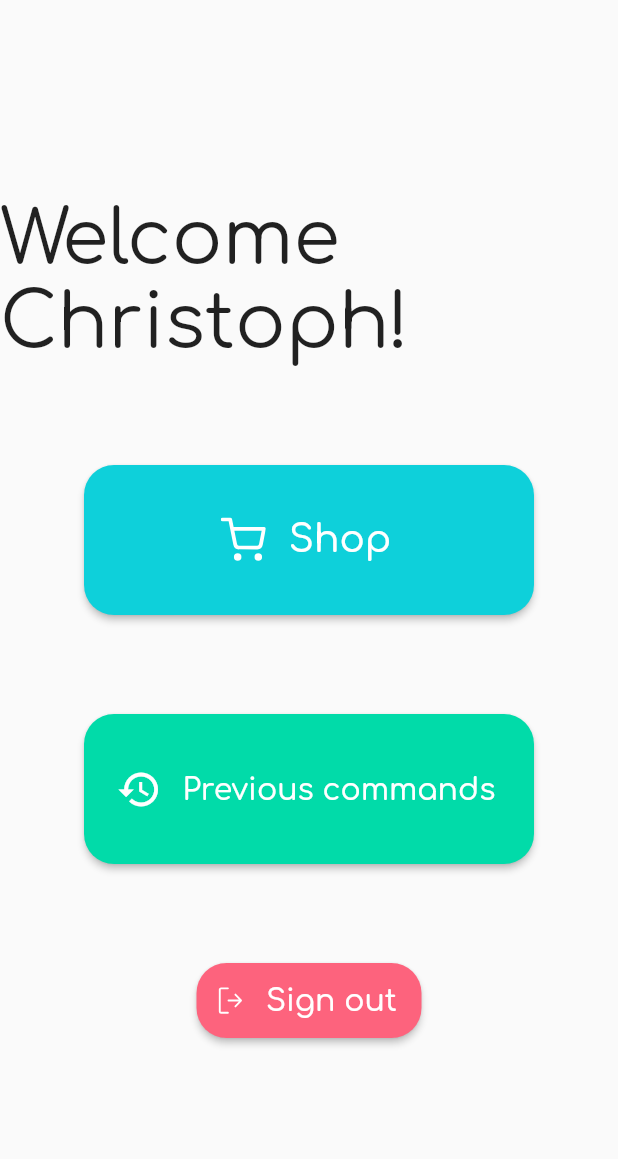
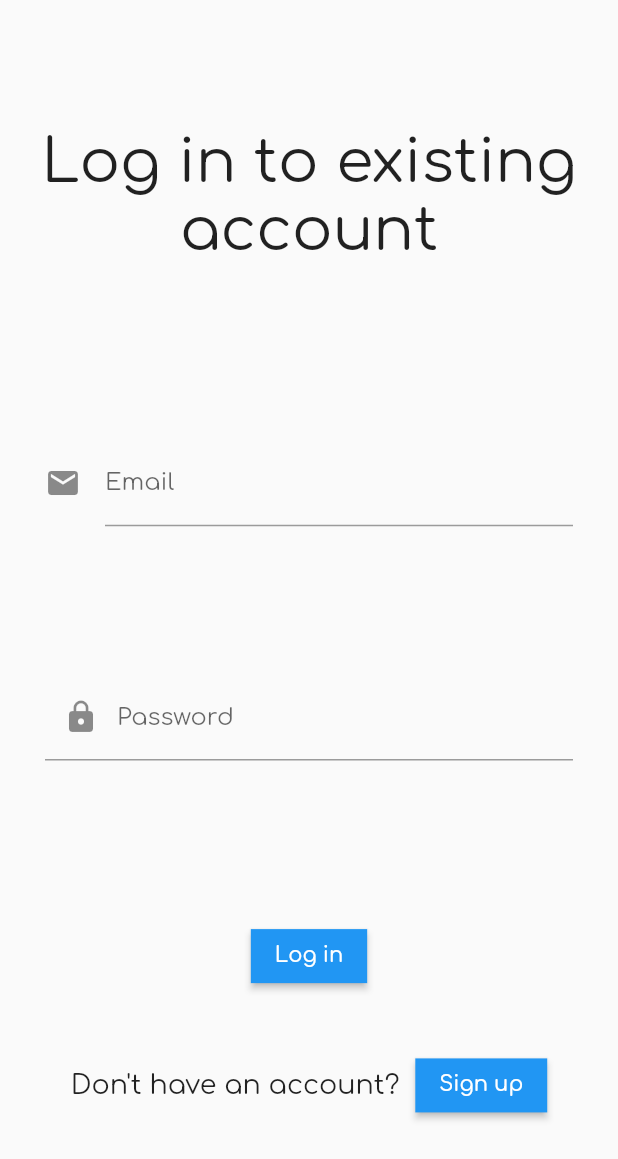
Before and after one commit to Zephyr75/bobby_shopping, a Flutter app: the screen it shows after launch, on a phone screen of 412 x 824 dp. Shown: the top 1159 px of the screen. Run offline on Flutter 3.47's test engine with Material 2 defaults, Android fonts, the light colour scheme and no system bars; our stand-ins replace cloud_firestore, firebase_auth, firebase_core, flutter_icons, google_fonts; missing offline and left inert: cloud_firestore_web, firebase_auth_web, firebase_core_web; accounts and stored records are empty.

Commit message:
Updated visuals

```diff
--- /dev/null
+++ b/lib/common.dart
@@ -0,0 +1,14 @@
+import 'package:bobby_shopping/command.dart';
+import 'package:flutter/material.dart';
+
+class Common{
+  static List<Command> allCommands = [];
+
+  //Navigate to new screen
+  static goToTarget(BuildContext _context, Widget _target) {
+    Navigator.push(
+      _context,
+      MaterialPageRoute(builder: (context) => _target),
+    );
+  }
+}
--- /dev/null
+++ b/lib/firebase_api.dart
@@ -0,0 +1,74 @@
+import 'dart:io';
+import 'dart:math';
+import 'dart:typed_data';
+import 'package:cloud_firestore/cloud_firestore.dart';
+import 'package:firebase_auth/firebase_auth.dart';
+import 'package:path_provider/path_provider.dart';
+import 'package:firebase_core/firebase_core.dart' as firebase_core;
+
+//TODO: Trouver un moyen clean de faire une ref static/ Exceptions/ Link à firebase storage quand on aura les jeux
+
+
+class FirebaseApi {
+  static Future<Directory> appDocDir = getApplicationDocumentsDirectory();
+  static FirebaseAuth auth = FirebaseAuth.instance;
+  static CollectionReference products = FirebaseFirestore.instance.collection('products');
+
+
+  ///Basic Email+password signUp (found on FirebaseAuth doc)
+  static Future<void> signUp(String email, String password) async {
+    try {
+      UserCredential userCredential = await FirebaseAuth.instance
+          .createUserWithEmailAndPassword(email: email, password: password);
+    } on FirebaseAuthException catch (e) {
+      if (e.code == 'weak-password') {
+        print('The password provided is too weak.');
+      } else if (e.code == 'email-already-in-use') {
+        print('The account already exists for that email.');
+      }
+    } catch (e) {
+      print(e);
+    }
+  }
+
+  ///Basic Email+password signIn (found on FirebaseAuth doc)
+  static Future<void> signIn(String email, String password) async {
+    try {
+      UserCredential userCredential = await FirebaseAuth.instance
+          .signInWithEmailAndPassword(email: email, password: password);
+    } on FirebaseAuthException catch (e) {
+      //TODO exceptions
+      if (e.code == 'user-not-found') {
+        print('No user found for that email.');
+      } else if (e.code == 'wrong-password') {
+        print('Wrong password provided for that user.');
+      }
+    }
+  }
+
+  ///Check if a user is logged in
+  static bool isLoggedIn() {
+    return auth.currentUser != null;
+  }
+
+  //Add product to the products list on the databse
+  static Future<void> addProduct(String _name, int _price) async {
+    return products
+        .doc(_name)
+        .set({
+      "Price": _price,
+    })
+        .then((value) => print("Product added"))
+        .catchError((error) => print("Failed to add product: $error"));
+  }
+
+  //Gets product information from the database
+  static Future<void> getProducts() async {
+    QuerySnapshot querySnapshot = await products.get();
+    final allData = querySnapshot.docs.map((doc) => doc).toList();
+    for (var product in allData) {
+      print(product.get("Price").toString());
+    }
+  }
+
+}
--- a/lib/product.dart
+++ b/lib/product.dart
@@ -6,6 +6,7 @@ class Product{
   Color colorPrimary = Colors.black;
   Color colorSecondary = Colors.black;
   bool inFavorites = false;
+  bool isExpanded = false;
 
   Product(
       this.name,
--- /dev/null
+++ b/lib/sign_in.dart
@@ -0,0 +1,120 @@
+import 'package:bobby_shopping/main.dart';
+import 'package:bobby_shopping/sign_up.dart';
+import 'package:flutter/material.dart';
+
+import 'common.dart';
+import 'firebase_api.dart';
+
+class SignIn extends StatefulWidget {
+  const SignIn({Key? key}) : super(key: key);
+
+  @override
+  State<SignIn> createState() => _SignInState();
+}
+
+class _SignInState extends State<SignIn> {
+  final _formKey = GlobalKey<FormState>();
+  final _emailController = TextEditingController();
+  final _passwordController = TextEditingController();
+
+  Future<void> logUserAndClear() async {
+    await FirebaseApi.signUp(_emailController.text, _passwordController.text);
+    FocusScope.of(context).unfocus();
+    _emailController.clear();
+    _passwordController.clear();
+    Common.goToTarget(context, const MainMenu());
+  }
+
+  @override
+  void dispose() {
+    _emailController.dispose();
+    _passwordController.dispose();
+    super.dispose();
+  }
+
+  @override
+  Widget build(BuildContext context) {
+    return Scaffold(
+        body: Center(
+            child: Form(
+                key: _formKey,
+                child: Column(children: [
+                  const Spacer(flex: 2),
+                  const Padding(padding: const EdgeInsets.all(10), child: Text(
+                    "Log in to existing account",
+                    style: TextStyle(fontSize: 40),
+                    textAlign: TextAlign.center,
+                  )),
+                  const Spacer(flex: 2),
+                  Container(
+                      padding: const EdgeInsets.all(30),
+                      width: 500,
+                      child: TextFormField(
+                        keyboardType: TextInputType.emailAddress,
+                        decoration: const InputDecoration(
+                          icon: Icon(Icons.mail),
+                          hintText: 'Enter your email',
+                          labelText: 'Email',
+                        ),
+                        controller: _emailController,
+                        validator: (value) {
+                          if (value == null || value.isEmpty) {
+                            return 'Please enter some text';
+                          }
+                          return null;
+                        },
+                      )),
+                  const Spacer(),
+                  Container(
+                      padding: const EdgeInsets.all(30),
+                      width: 500,
+                      child: TextFormField(
+                        obscureText: true,
+                        decoration: const InputDecoration(
+                          prefixIcon: Icon(Icons.lock),
+                          hintText: 'Enter your password',
+                          labelText: 'Password',
+                        ),
+                        controller: _passwordController,
+                        validator: (value) {
+                          if (value == null || value.isEmpty) {
+                            return 'Please enter some text';
+                          }
+                          if (value.length < 6) {
+                            return 'Please enter a password that has at least 6 characters';
+                          }
+                          return null;
+                        },
+                      )),
+                  const Spacer(flex: 2),
+                  ElevatedButton(
+                    child: const Text("Log in"),
+                    onPressed: () {
+                      // Validate returns true if the form is valid, or false otherwise.
+                      if (_formKey.currentState!.validate()) {
+                        logUserAndClear();
+                      }
+                    },
+                    style: ElevatedButton.styleFrom(
+                        shape: const RoundedRectangleBorder(
+                            borderRadius: BorderRadius.zero)),
+                  ),
+                  const Spacer(),
+                  Row(children: [
+                    const Spacer(),
+                    const Text("Don't have an account?  ",
+                        style: TextStyle(fontSize: 18)),
+                    ElevatedButton(
+                      child: const Text("Sign up"),
+                      onPressed: () =>
+                          Common.goToTarget(context, const SignUp()),
+                      style: ElevatedButton.styleFrom(
+                          shape: const RoundedRectangleBorder(
+                              borderRadius: BorderRadius.zero)),
+                    ),
+                    const Spacer()
+                  ]),
+                  const Spacer(flex: 2),
+                ]))));
+  }
+}
```
Also changed, not shown: lib/command.dart (added, +35 -0 lines), lib/generated_plugin_registrant.dart (added, +20 -0 lines), lib/main.dart (+66 -45 lines), lib/previous_commands.dart (added, +46 -0 lines), lib/shop.dart (+81 -48 lines), lib/sign_up.dart (added, +115 -0 lines), lib/welcome_screen.dart (added, +36 -0 lines), pubspec.yaml (+9 -0 lines), graphics/apple.png (added), graphics/banana.png (added), graphics/carrot.png (deleted), graphics/peach.png (added), graphics/pear.png (added), lib/firebase_options.dart (added), 4 other files.
